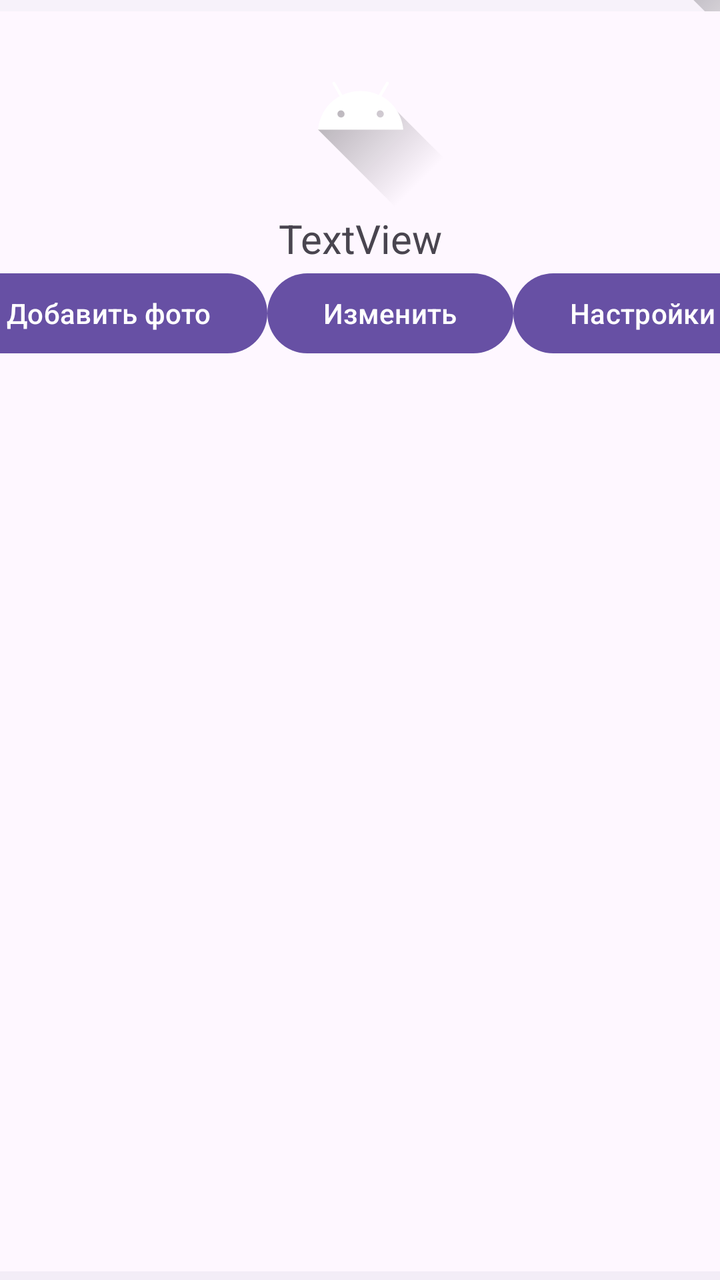
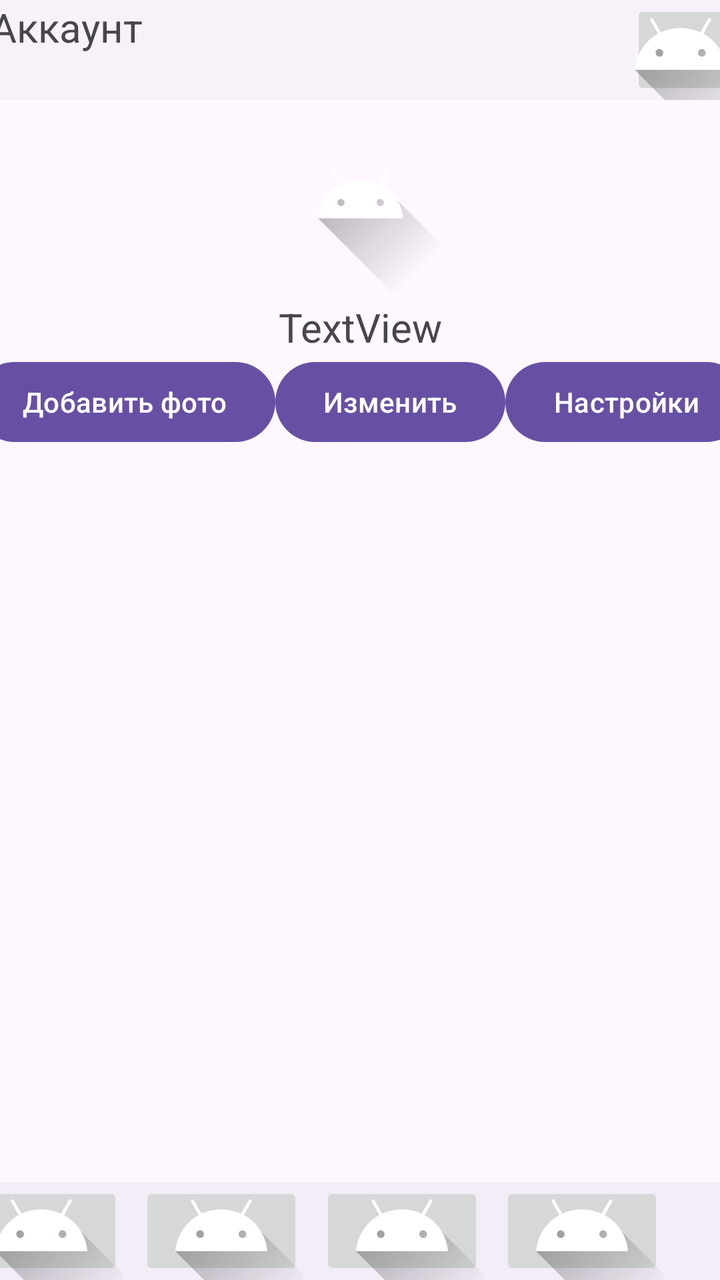

Before-and-after screenshots of an Android layout around one commit, followed by the original layout XML and the change that was made.
<!-- AndroidManifest.xml: application theme Theme.Project1 -->
<!-- res/layout/activity_account_info.xml -->
<?xml version="1.0" encoding="utf-8"?>
<androidx.constraintlayout.widget.ConstraintLayout xmlns:android="http://schemas.android.com/apk/res/android"
    xmlns:app="http://schemas.android.com/apk/res-auto"
    xmlns:tools="http://schemas.android.com/tools"
    android:id="@+id/main"
    android:layout_width="match_parent"
    android:layout_height="match_parent"
    tools:context=".Account_info">

    <ScrollView
        android:id="@+id/scrollView2"
        android:layout_width="410dp"
        android:layout_height="630dp"
        android:layout_marginStart="20dp"
        android:layout_marginEnd="20dp"
        app:layout_constraintBottom_toTopOf="@+id/AI_ButtomNav"
        app:layout_constraintEnd_toEndOf="parent"
        app:layout_constraintStart_toStartOf="parent"
        app:layout_constraintTop_toBottomOf="@+id/navigationView">

        <androidx.constraintlayout.widget.ConstraintLayout
            android:layout_width="match_parent"
            android:layout_height="wrap_content">

            <ImageView
                android:id="@+id/imageView3"
                android:layout_width="100dp"
                android:layout_height="100dp"
                app:layout_constraintBottom_toTopOf="@+id/textView8"
                app:layout_constraintEnd_toEndOf="parent"
                app:layout_constraintStart_toStartOf="parent"
                app:layout_constraintTop_toTopOf="parent"
                app:srcCompat="@drawable/ic_launcher_foreground" />

            <TextView
                android:id="@+id/textView8"
                android:layout_width="wrap_content"
                android:layout_height="wrap_content"
                android:text="TextView"
                android:textSize="20sp"
                app:layout_constraintBottom_toTopOf="@+id/linearLayout"
                app:layout_constraintEnd_toEndOf="parent"
                app:layout_constraintStart_toStartOf="parent"
                app:layout_constraintTop_toBottomOf="@+id/imageView3" />

            <LinearLayout
                android:id="@+id/linearLayout"
                android:layout_width="match_parent"
                android:layout_height="match_parent"
                android:orientation="horizontal"
                app:layout_constraintEnd_toEndOf="parent"
                app:layout_constraintHorizontal_bias="0.0"
                app:layout_constraintStart_toStartOf="parent"
                app:layout_constraintTop_toBottomOf="@+id/textView8">

                <Button
                    android:id="@+id/button_photo_add"
                    android:layout_width="wrap_content"
                    android:layout_height="wrap_content"
                    android:layout_weight="1"
                    android:text="Добавить фото" />

                <Button
                    android:id="@+id/button_change"
                    android:layout_width="wrap_content"
                    android:layout_height="wrap_content"
                    android:layout_weight="1"
                    android:text="Изменить" />

                <Button
                    android:id="@+id/button_settings"
                    android:layout_width="wrap_content"
                    android:layout_height="wrap_content"
                    android:layout_weight="1"
                    android:text="Настройки" />
            </LinearLayout>
        </androidx.constraintlayout.widget.ConstraintLayout>
    </ScrollView>

    <com.google.android.material.navigation.NavigationView
        android:id="@+id/navigationView"
        android:layout_width="410dp"
        android:layout_height="50dp"
        android:layout_marginStart="20dp"
        android:layout_marginEnd="20dp"
        app:layout_constraintBottom_toTopOf="@+id/scrollView2"
        app:layout_constraintEnd_toEndOf="parent"
        app:layout_constraintStart_toStartOf="parent"
        app:layout_constraintTop_toTopOf="parent">

        <androidx.constraintlayout.widget.ConstraintLayout
            android:layout_width="match_parent"
            android:layout_height="match_parent">

            <TextView
                android:id="@+id/textView5"
                android:layout_width="wrap_content"
                android:layout_height="50dp"
                android:text="Аккаунт"
                android:textSize="20sp"
                app:layout_constraintBottom_toBottomOf="parent"
                app:layout_constraintStart_toStartOf="parent"
                app:layout_constraintTop_toTopOf="parent" />

            <ImageButton
                android:id="@+id/Button_3points"
                android:layout_width="50dp"
                android:layout_height="wrap_content"
                app:layout_constraintBottom_toBottomOf="parent"
                app:layout_constraintEnd_toEndOf="parent"
                app:layout_constraintTop_toTopOf="parent"
                app:srcCompat="@drawable/ic_launcher_foreground" />
        </androidx.constraintlayout.widget.ConstraintLayout>
    </com.google.android.material.navigation.NavigationView>

    <com.google.android.material.bottomnavigation.BottomNavigationView
        android:id="@+id/AI_ButtomNav"
        android:layout_width="409dp"
        android:layout_height="49dp"
        app:layout_constraintBottom_toBottomOf="parent"
        app:layout_constraintEnd_toEndOf="parent"
        app:layout_constraintHorizontal_bias="1.0"
        app:layout_constraintStart_toStartOf="parent"
        app:layout_constraintTop_toBottomOf="@+id/scrollView2">

        <androidx.constraintlayout.widget.ConstraintLayout
            android:layout_width="match_parent"
            android:layout_height="match_parent">

            <ImageButton
                android:id="@+id/Menu_Search_Button"
                android:layout_width="82dp"
                android:layout_height="wrap_content"
                app:layout_constraintBottom_toBottomOf="parent"
                app:layout_constraintEnd_toStartOf="@+id/AI_Menu_Button"
                app:layout_constraintStart_toEndOf="@+id/AI_osnova_Button"
                app:layout_constraintTop_toTopOf="parent"
                app:srcCompat="@drawable/ic_launcher_foreground" />

            <ImageButton
                android:id="@+id/AI_Menu_Button"
                android:layout_width="82dp"
                android:layout_height="wrap_content"
                app:layout_constraintBottom_toBottomOf="parent"
                app:layout_constraintEnd_toStartOf="@+id/AI_AI_Button"
                app:layout_constraintStart_toEndOf="@+id/Menu_Search_Button"
                app:layout_constraintTop_toTopOf="parent"
                app:srcCompat="@drawable/ic_launcher_foreground" />

            <ImageButton
                android:id="@+id/AI_AI_Button"
                android:layout_width="82dp"
                android:layout_height="wrap_content"
                app:layout_constraintBottom_toBottomOf="parent"
                app:layout_constraintEnd_toEndOf="parent"
                app:layout_constraintStart_toEndOf="@+id/AI_Menu_Button"
                app:layout_constraintTop_toTopOf="parent"
                app:srcCompat="@drawable/ic_launcher_foreground" />

            <ImageButton
                android:id="@+id/AI_osnova_Button"
                android:layout_width="82dp"
                android:layout_height="wrap_content"
                app:layout_constraintBottom_toBottomOf="parent"
                app:layout_constraintEnd_toStartOf="@+id/Menu_Search_Button"
                app:layout_constraintStart_toStartOf="parent"
                app:layout_constraintTop_toTopOf="parent"
                app:srcCompat="@drawable/ic_launcher_foreground" />
        </androidx.constraintlayout.widget.ConstraintLayout>
    </com.google.android.material.bottomnavigation.BottomNavigationView>

</androidx.constraintlayout.widget.ConstraintLayout>
<!-- resources referenced by this layout -->
<resources>
  <!-- drawable ic_launcher_foreground (drawable) -->
  <vector xmlns:android="http://schemas.android.com/apk/res/android"
      xmlns:aapt="http://schemas.android.com/aapt"
      android:width="108dp"
      android:height="108dp"
      android:viewportWidth="108"
      android:viewportHeight="108">
      <path android:pathData="M31,63.928c0,0 6.4,-11 12.1,-13.1c7.2,-2.6 26,-1.4 26,-1.4l38.1,38.1L107,108.928l-32,-1L31,63.928z">
          <aapt:attr name="android:fillColor">
              <gradient
                  android:endX="85.84757"
                  android:endY="92.4963"
                  android:startX="42.9492"
                  android:startY="49.59793"
                  android:type="linear">
                  <item
                      android:color="#44000000"
                      android:offset="0.0" />
                  <item
                      android:color="#00000000"
                      android:offset="1.0" />
              </gradient>
          </aapt:attr>
      </path>
      <path
          android:fillColor="#FFFFFF"
          android:fillType="nonZero"
          android:pathData="M65.3,45.828l3.8,-6.6c0.2,-0.4 0.1,-0.9 -0.3,-1.1c-0.4,-0.2 -0.9,-0.1 -1.1,0.3l-3.9,6.7c-6.3,-2.8 -13.4,-2.8 -19.7,0l-3.9,-6.7c-0.2,-0.4 -0.7,-0.5 -1.1,-0.3C38.8,38.328 38.7,38.828 38.9,39.228l3.8,6.6C36.2,49.428 31.7,56.028 31,63.928h46C76.3,56.028 71.8,49.428 65.3,45.828zM43.4,57.328c-0.8,0 -1.5,-0.5 -1.8,-1.2c-0.3,-0.7 -0.1,-1.5 0.4,-2.1c0.5,-0.5 1.4,-0.7 2.1,-0.4c0.7,0.3 1.2,1 1.2,1.8C45.3,56.528 44.5,57.328 43.4,57.328L43.4,57.328zM64.6,57.328c-0.8,0 -1.5,-0.5 -1.8,-1.2s-0.1,-1.5 0.4,-2.1c0.5,-0.5 1.4,-0.7 2.1,-0.4c0.7,0.3 1.2,1 1.2,1.8C66.5,56.528 65.6,57.328 64.6,57.328L64.6,57.328z"
          android:strokeWidth="1"
          android:strokeColor="#00000000" />
  </vector>
  <style name="Theme.Project1" parent="Base.Theme.Project1" />
  <style name="Base.Theme.Project1" parent="Theme.Material3.DayNight.NoActionBar">
          
          
      </style>
</resources>

<!-- the commit's change to res/layout/activity_account_info.xml (unified diff, before → after) -->
@@ -11,9 +11,6 @@
         android:id="@+id/scrollView2"
         android:layout_width="410dp"
         android:layout_height="630dp"
-        android:layout_marginStart="20dp"
-        android:layout_marginEnd="20dp"
-        app:layout_constraintBottom_toTopOf="@+id/AI_ButtomNav"
         app:layout_constraintEnd_toEndOf="parent"
         app:layout_constraintStart_toStartOf="parent"
         app:layout_constraintTop_toBottomOf="@+id/navigationView">
@@ -58,6 +55,7 @@
                     android:layout_width="wrap_content"
                     android:layout_height="wrap_content"
                     android:layout_weight="1"
+                    android:insetLeft="12dp"
                     android:text="Добавить фото" />
 
                 <Button
@@ -65,13 +63,15 @@
                     android:layout_width="wrap_content"
                     android:layout_height="wrap_content"
                     android:layout_weight="1"
-                    android:text="Изменить" />
+                    android:text="Изменить"
+                    android:textAlignment="center" />
 
                 <Button
                     android:id="@+id/button_settings"
                     android:layout_width="wrap_content"
                     android:layout_height="wrap_content"
                     android:layout_weight="1"
+                    android:insetRight="12dp"
                     android:text="Настройки" />
             </LinearLayout>
         </androidx.constraintlayout.widget.ConstraintLayout>
@@ -81,9 +81,6 @@
         android:id="@+id/navigationView"
         android:layout_width="410dp"
         android:layout_height="50dp"
-        android:layout_marginStart="20dp"
-        android:layout_marginEnd="20dp"
-        app:layout_constraintBottom_toTopOf="@+id/scrollView2"
         app:layout_constraintEnd_toEndOf="parent"
         app:layout_constraintStart_toStartOf="parent"
         app:layout_constraintTop_toTopOf="parent">
@@ -96,6 +93,7 @@
                 android:id="@+id/textView5"
                 android:layout_width="wrap_content"
                 android:layout_height="50dp"
+                android:layout_marginStart="20dp"
                 android:text="Аккаунт"
                 android:textSize="20sp"
                 app:layout_constraintBottom_toBottomOf="parent"
@@ -106,6 +104,7 @@
                 android:id="@+id/Button_3points"
                 android:layout_width="50dp"
                 android:layout_height="wrap_content"
+                android:layout_marginEnd="20dp"
                 app:layout_constraintBottom_toBottomOf="parent"
                 app:layout_constraintEnd_toEndOf="parent"
                 app:layout_constraintTop_toTopOf="parent"
@@ -120,8 +119,7 @@
         app:layout_constraintBottom_toBottomOf="parent"
         app:layout_constraintEnd_toEndOf="parent"
         app:layout_constraintHorizontal_bias="1.0"
-        app:layout_constraintStart_toStartOf="parent"
-        app:layout_constraintTop_toBottomOf="@+id/scrollView2">
+        app:layout_constraintStart_toStartOf="parent">
 
         <androidx.constraintlayout.widget.ConstraintLayout
             android:layout_width="match_parent"
@@ -151,6 +149,7 @@
                 android:id="@+id/AI_AI_Button"
                 android:layout_width="82dp"
                 android:layout_height="wrap_content"
+                android:layout_marginEnd="20dp"
                 app:layout_constraintBottom_toBottomOf="parent"
                 app:layout_constraintEnd_toEndOf="parent"
                 app:layout_constraintStart_toEndOf="@+id/AI_Menu_Button"
@@ -161,6 +160,7 @@
                 android:id="@+id/AI_osnova_Button"
                 android:layout_width="82dp"
                 android:layout_height="wrap_content"
+                android:layout_marginStart="20dp"
                 app:layout_constraintBottom_toBottomOf="parent"
                 app:layout_constraintEnd_toStartOf="@+id/Menu_Search_Button"
                 app:layout_constraintStart_toStartOf="parent"
